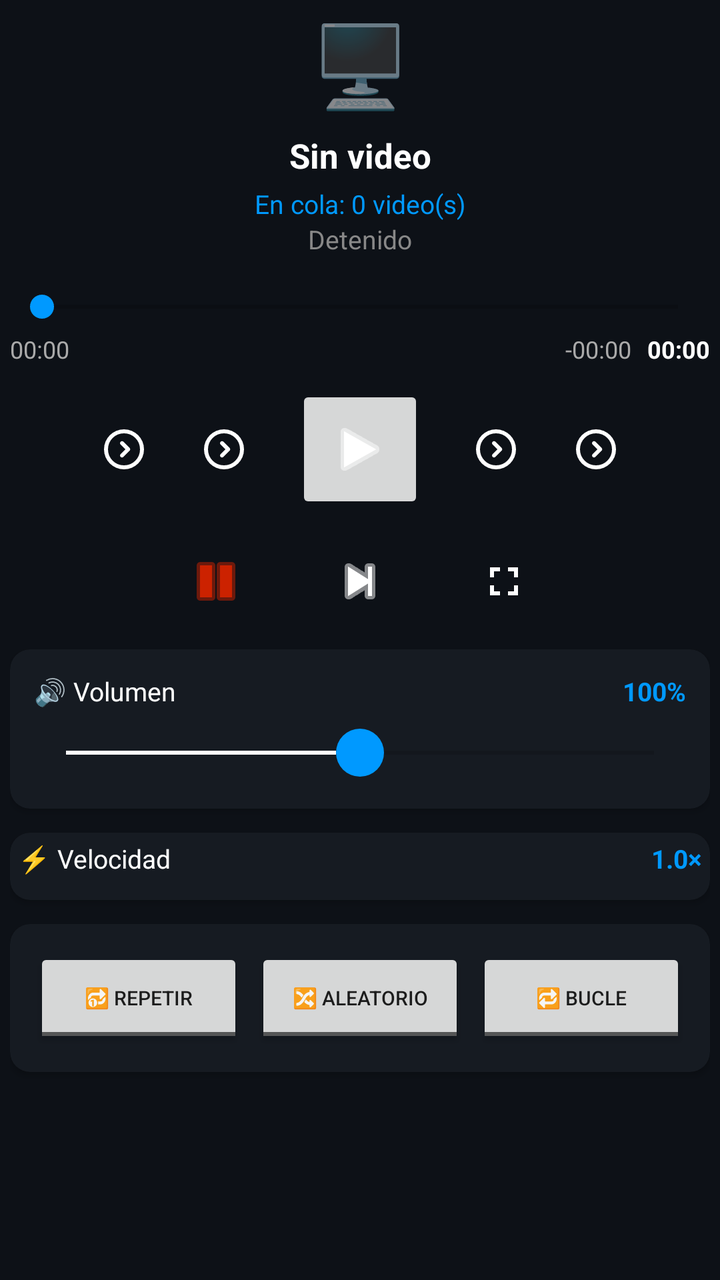
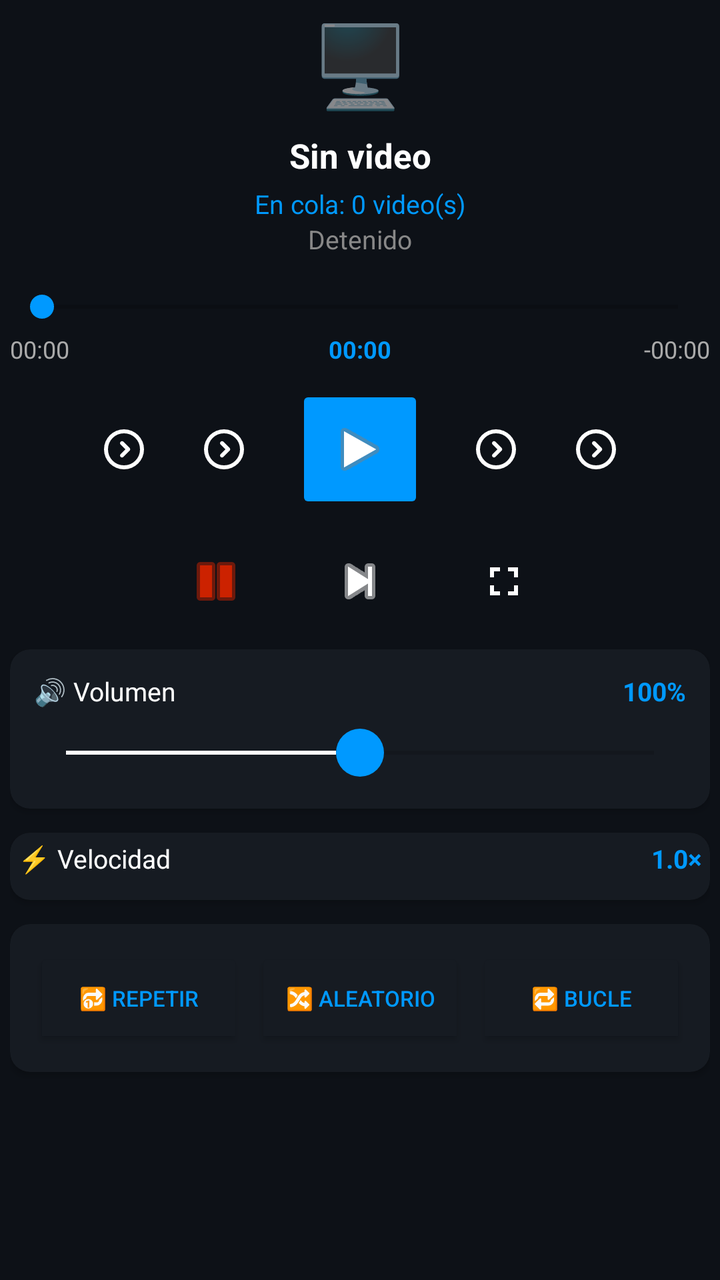

Before-and-after screenshots of an Android layout around one commit, followed by the original layout XML and the change that was made.
<!-- AndroidManifest.xml: application theme Theme.VideoControl -->
<!-- res/layout/fragment_player.xml -->
<?xml version="1.0" encoding="utf-8"?>
<ScrollView
    xmlns:android="http://schemas.android.com/apk/res/android"
    android:layout_width="match_parent"
    android:layout_height="match_parent"
    android:background="@color/bg_dark">

    <LinearLayout
        android:layout_width="match_parent"
        android:layout_height="wrap_content"
        android:orientation="vertical"
        android:padding="5dp">

        
        <TextView
            android:layout_width="match_parent"
            android:layout_height="wrap_content"
            android:text="🖥"
            android:textSize="40sp"
            android:gravity="center"
            android:layout_marginBottom="8dp" />

        
        <TextView
            android:id="@+id/nowPlayingTitle"
            android:layout_width="match_parent"
            android:layout_height="wrap_content"
            android:text="Sin video"
            android:textColor="@android:color/white"
            android:textSize="17sp"
            android:textStyle="bold"
            android:gravity="center"
            android:maxLines="2"
            android:ellipsize="end"
            android:layout_marginBottom="4dp"/>

        
        <TextView
            android:id="@+id/queueCountText"
            android:layout_width="match_parent"
            android:layout_height="wrap_content"
            android:text="En cola: 0 video(s)"
            android:textColor="@color/accent_blue"
            android:textSize="13sp"
            android:gravity="center"/>

        <TextView
            android:id="@+id/playerStateText"
            android:layout_width="match_parent"
            android:layout_height="wrap_content"
            android:text="Detenido"
            android:textColor="#888888"
            android:textSize="13sp"
            android:gravity="center"
            android:layout_marginBottom="16dp"/>

        
        <SeekBar
            android:id="@+id/progressSeekBar"
            android:layout_width="match_parent"
            android:layout_height="wrap_content"
            android:max="1000"
            android:progress="0"
            android:thumbTint="@color/accent_blue"
            android:progressTint="@color/white"
            android:layout_marginBottom="4dp"/>

        
        <LinearLayout
            android:layout_width="match_parent"
            android:layout_height="wrap_content"
            android:orientation="horizontal"
            android:layout_marginBottom="10dp">

            <TextView
                android:id="@+id/timeElapsed"
                android:layout_width="0dp"
                android:layout_height="wrap_content"
                android:layout_weight="1"
                android:text="00:00"
                android:textColor="#AAAAAA"
                android:textSize="12sp"/>

            <TextView
                android:id="@+id/timeRemaining"
                android:layout_width="wrap_content"
                android:layout_height="wrap_content"
                android:text="-00:00"
                android:textColor="#AAAAAA"
                android:textSize="12sp"
                android:layout_marginEnd="8dp"/>

            <TextView
                android:id="@+id/timeTotal"
                android:layout_width="wrap_content"
                android:layout_height="wrap_content"
                android:text="00:00"
                android:textColor="@android:color/white"
                android:textSize="12sp"
                android:textStyle="bold"/>
        </LinearLayout>

        
        <LinearLayout
            android:layout_width="match_parent"
            android:layout_height="wrap_content"
            android:orientation="horizontal"
            android:gravity="center"
            android:layout_marginBottom="10dp">

            
            <ImageButton
                android:id="@+id/btnSeekBack30"
                android:layout_width="52dp"
                android:layout_height="52dp"
                android:src="@drawable/ic_menu_play_clip"
                android:background="?attr/selectableItemBackgroundBorderless"
                android:tint="@android:color/white"
                android:contentDescription="-30s"/>

            
            <ImageButton
                android:id="@+id/btnSeekBack10"
                android:layout_width="48dp"
                android:layout_height="48dp"
                android:src="@drawable/ic_menu_play_clip"
                android:background="?attr/selectableItemBackgroundBorderless"
                android:tint="@android:color/white"
                android:contentDescription="-10s"/>

            
            <ImageButton
                android:id="@+id/btnPlayPause"
                android:layout_width="64dp"
                android:layout_height="64dp"
                android:src="@android:drawable/ic_media_play"
                android:tint="@android:color/white"
                android:layout_marginHorizontal="12dp"
                android:contentDescription="Play/Pausa"/>

            
            <ImageButton
                android:id="@+id/btnSeekFwd10"
                android:layout_width="48dp"
                android:layout_height="48dp"
                android:src="@drawable/ic_menu_play_clip"
                android:background="?attr/selectableItemBackgroundBorderless"
                android:tint="@android:color/white"
                android:contentDescription="+10s"/>

            
            <ImageButton
                android:id="@+id/btnSeekFwd30"
                android:layout_width="52dp"
                android:layout_height="52dp"
                android:src="@drawable/ic_menu_play_clip"
                android:background="?attr/selectableItemBackgroundBorderless"
                android:tint="@android:color/white"
                android:contentDescription="+30s"/>

        </LinearLayout>

        
        <LinearLayout
            android:layout_width="match_parent"
            android:layout_height="wrap_content"
            android:orientation="horizontal"
            android:gravity="center"
            android:layout_marginBottom="10dp">

            <ImageButton
                android:id="@+id/btnStop"
                android:layout_width="48dp"
                android:layout_height="48dp"
                android:src="@android:drawable/ic_media_pause"
                android:background="?attr/selectableItemBackgroundBorderless"
                android:tint="@color/accent_red"
                android:layout_marginHorizontal="12dp"
                android:contentDescription="Detener"/>

            <ImageButton
                android:id="@+id/btnNext"
                android:layout_width="48dp"
                android:layout_height="48dp"
                android:src="@android:drawable/ic_media_next"
                android:background="?attr/selectableItemBackgroundBorderless"
                android:tint="@android:color/white"
                android:layout_marginHorizontal="12dp"
                android:contentDescription="Siguiente"/>

            <ImageButton
                android:id="@+id/btnFullscreen"
                android:layout_width="48dp"
                android:layout_height="48dp"
                android:src="@drawable/ic_fullscreen"
                android:background="?attr/selectableItemBackgroundBorderless"
                android:tint="@android:color/white"
                android:layout_marginHorizontal="12dp"
                android:contentDescription="Pantalla completa"/>
        </LinearLayout>

        
        <androidx.cardview.widget.CardView
            xmlns:app="http://schemas.android.com/apk/res-auto"
            android:layout_width="match_parent"
            android:layout_height="wrap_content"
            android:layout_marginBottom="12dp"
            app:cardBackgroundColor="@color/card_dark"
            app:cardCornerRadius="10dp">

            <LinearLayout
                android:layout_width="match_parent"
                android:layout_height="wrap_content"
                android:orientation="vertical"
                android:padding="12dp">

                <LinearLayout
                    android:layout_width="match_parent"
                    android:layout_height="wrap_content"
                    android:orientation="horizontal"
                    android:gravity="center_vertical"
                    android:layout_marginBottom="6dp">

                    <TextView
                        android:layout_width="0dp"
                        android:layout_height="wrap_content"
                        android:layout_weight="1"
                        android:text="🔊 Volumen"
                        android:textColor="@android:color/white"
                        android:textSize="13sp"/>

                    <TextView
                        android:id="@+id/volumeValue"
                        android:layout_width="wrap_content"
                        android:layout_height="wrap_content"
                        android:text="100%"
                        android:textColor="@color/accent_blue"
                        android:textSize="13sp"
                        android:textStyle="bold"/>
                </LinearLayout>

                <SeekBar
                    android:id="@+id/volumeSeekBar"
                    android:layout_width="match_parent"
                    android:layout_height="wrap_content"
                    android:max="200"
                    android:progress="100"
                    android:thumb="@drawable/thumb_seekbar"
                    android:progressTint="@color/white"
                    android:minHeight="20dp"
                    android:layout_marginVertical="4dp"/>

            </LinearLayout>
        </androidx.cardview.widget.CardView>

        
        <androidx.cardview.widget.CardView
            xmlns:app="http://schemas.android.com/apk/res-auto"
            android:layout_width="match_parent"
            android:layout_height="wrap_content"
            android:layout_marginBottom="12dp"
            app:cardBackgroundColor="@color/card_dark"
            app:cardCornerRadius="10dp">

            <LinearLayout
                android:layout_width="match_parent"
                android:layout_height="wrap_content"
                android:orientation="vertical"
                android:padding="4dp">

                <LinearLayout
                    android:layout_width="match_parent"
                    android:layout_height="wrap_content"
                    android:orientation="horizontal"
                    android:gravity="center_vertical"
                    android:layout_marginBottom="8dp">

                    <TextView
                        android:layout_width="0dp"
                        android:layout_height="wrap_content"
                        android:layout_weight="1"
                        android:text="⚡ Velocidad"
                        android:textColor="@android:color/white"
                        android:textSize="13sp"/>

                    <TextView
                        android:id="@+id/rateValue"
                        android:layout_width="wrap_content"
                        android:layout_height="wrap_content"
                        android:text="1.0×"
                        android:textColor="@color/accent_blue"
                        android:textSize="13sp"
                        android:textStyle="bold"/>
                </LinearLayout>

                
                
            </LinearLayout>
        </androidx.cardview.widget.CardView>

        
        <androidx.cardview.widget.CardView
            xmlns:app="http://schemas.android.com/apk/res-auto"
            android:layout_width="match_parent"
            android:layout_height="wrap_content"
            android:layout_marginBottom="12dp"
            app:cardBackgroundColor="@color/card_dark"
            app:cardCornerRadius="10dp">

            <LinearLayout
                android:layout_width="match_parent"
                android:layout_height="wrap_content"
                android:orientation="horizontal"
                android:padding="12dp"
                android:gravity="center">

                <ToggleButton
                    android:id="@+id/btnRepeat"
                    android:layout_width="0dp"
                    android:layout_height="50dp"
                    android:layout_weight="1"
                    android:textOn="🔂 Repetir"
                    android:textOff="🔂 Repetir"
                    android:textSize="10sp"
                    android:layout_marginEnd="6dp"/>

                <ToggleButton
                    android:id="@+id/btnRandom"
                    android:layout_width="0dp"
                    android:layout_height="50dp"
                    android:layout_weight="1"
                    android:textOn="🔀 Aleatorio"
                    android:textOff="🔀 Aleatorio"
                    android:textSize="10sp"
                    android:layout_marginEnd="6dp"/>

                <ToggleButton
                    android:id="@+id/btnLoop"
                    android:layout_width="0dp"
                    android:layout_height="50dp"
                    android:layout_weight="1"
                    android:textOn="🔁 Bucle"
                    android:textOff="🔁 Bucle"
                    android:textSize="10sp"/>

            </LinearLayout>
        </androidx.cardview.widget.CardView>



    </LinearLayout>
</ScrollView>
<!-- resources referenced by this layout -->
<resources>
  <color name="accent_blue">#0099FF</color>
  <color name="accent_red">#CC2200</color>
  <color name="bg_dark">#0D1117</color>
  <color name="card_dark">#161B22</color>
  <color name="white">#FFFFFF</color>
  <!-- drawable ic_fullscreen (drawable) -->
  <?xml version="1.0" encoding="utf-8"?>
  <vector xmlns:android="http://schemas.android.com/apk/res/android"
      android:width="24dp" android:height="24dp"
      android:viewportWidth="24" android:viewportHeight="24">
    <path android:fillColor="@android:color/white"
        android:pathData="M7,14H5v5h5v-2H7v-3zM5,10h2V7h3V5H5v5zM17,17h-3v2h5v-5h-2v3zM14,5v2h3v3h2V5h-5z"/>
  </vector>
  <!-- drawable ic_menu_play_clip (drawable) -->
  <vector xmlns:android="http://schemas.android.com/apk/res/android" android:autoMirrored="true" android:height="24dp" android:tint="#000000" android:viewportHeight="960" android:viewportWidth="960" android:width="24dp">
        
      <path android:fillColor="@android:color/white" android:pathData="M507,480L412,575Q401,586 401,602.5Q401,619 412,631Q424,643 440.5,643Q457,643 469,631L592,508Q604,496 604,480Q604,464 592,452L468,328Q456,316 440,316.5Q424,317 412,329Q401,341 400.5,357Q400,373 412,385L507,480ZM480,880Q397,880 324,848.5Q251,817 197,763Q143,709 111.5,636Q80,563 80,480Q80,397 111.5,324Q143,251 197,197Q251,143 324,111.5Q397,80 480,80Q563,80 636,111.5Q709,143 763,197Q817,251 848.5,324Q880,397 880,480Q880,563 848.5,636Q817,709 763,763Q709,817 636,848.5Q563,880 480,880ZM480,800Q614,800 707,707Q800,614 800,480Q800,346 707,253Q614,160 480,160Q346,160 253,253Q160,346 160,480Q160,614 253,707Q346,800 480,800ZM480,480Q480,480 480,480Q480,480 480,480Q480,480 480,480Q480,480 480,480Q480,480 480,480Q480,480 480,480Q480,480 480,480Q480,480 480,480Z"/>
      
  </vector>
  <!-- drawable thumb_seekbar (drawable) -->
  <?xml version="1.0" encoding="utf-8"?>
  <shape xmlns:android="http://schemas.android.com/apk/res/android"
      android:shape="oval">
      <solid android:color="@color/accent_blue"/>
      <size
          android:width="24dp"
          android:height="24dp"/>
  </shape>
  <style name="Theme.VideoControl" parent="Theme.MaterialComponents.DayNight.NoActionBar">
          <item name="colorPrimary">@color/accent_blue</item>
          <item name="colorPrimaryVariant">@color/accent_blue</item>
          <item name="colorOnPrimary">@color/white</item>
          <item name="android:windowBackground">@color/bg_dark</item>
          <item name="android:statusBarColor">@color/bg_dark</item>
      </style>
</resources>

<!-- the commit's change to res/layout/fragment_player.xml (unified diff, before → after) -->
@@ -82,22 +82,26 @@
                 android:textSize="12sp"/>
 
             <TextView
+                android:id="@+id/timeTotal"
+                android:layout_width="0dp"
+                android:layout_height="wrap_content"
+                android:layout_weight="1"
+                android:text="00:00"
+                android:textSize="12sp"
+                android:textStyle="bold"
+                android:textColor="@color/accent_blue"
+                android:gravity="center"/>
+
+            <TextView
                 android:id="@+id/timeRemaining"
-                android:layout_width="wrap_content"
-                android:layout_height="wrap_content"
+                android:layout_width="0dp"
+                android:layout_height="wrap_content"
+                android:layout_weight="1"
                 android:text="-00:00"
                 android:textColor="#AAAAAA"
                 android:textSize="12sp"
-                android:layout_marginEnd="8dp"/>
-
-            <TextView
-                android:id="@+id/timeTotal"
-                android:layout_width="wrap_content"
-                android:layout_height="wrap_content"
-                android:text="00:00"
-                android:textColor="@android:color/white"
-                android:textSize="12sp"
-                android:textStyle="bold"/>
+                android:gravity="end"/>
+
         </LinearLayout>
 
         
@@ -133,8 +137,9 @@
                 android:id="@+id/btnPlayPause"
                 android:layout_width="64dp"
                 android:layout_height="64dp"
+                android:backgroundTint="@color/accent_blue"
+                android:textColor="@color/white"
                 android:src="@android:drawable/ic_media_play"
-                android:tint="@android:color/white"
                 android:layout_marginHorizontal="12dp"
                 android:contentDescription="Play/Pausa"/>
 
@@ -319,9 +324,12 @@
                     android:layout_width="0dp"
                     android:layout_height="50dp"
                     android:layout_weight="1"
+                    android:backgroundTint="@color/card_dark"
+                    android:textColor="@color/accent_blue"
                     android:textOn="🔂 Repetir"
                     android:textOff="🔂 Repetir"
-                    android:textSize="10sp"
+                    android:textSize="11sp"
+                    android:checked="false"
                     android:layout_marginEnd="6dp"/>
 
                 <ToggleButton
@@ -329,9 +337,12 @@
                     android:layout_width="0dp"
                     android:layout_height="50dp"
                     android:layout_weight="1"
+                    android:backgroundTint="@color/card_dark"
+                    android:textColor="@color/accent_blue"
                     android:textOn="🔀 Aleatorio"
                     android:textOff="🔀 Aleatorio"
-                    android:textSize="10sp"
+                    android:textSize="11sp"
+                    android:checked="false"
                     android:layout_marginEnd="6dp"/>
 
                 <ToggleButton
@@ -339,9 +350,12 @@
                     android:layout_width="0dp"
                     android:layout_height="50dp"
                     android:layout_weight="1"
+                    android:backgroundTint="@color/card_dark"
+                    android:textColor="@color/accent_blue"
                     android:textOn="🔁 Bucle"
                     android:textOff="🔁 Bucle"
-                    android:textSize="10sp"/>
+                    android:textSize="11sp"
+                    android:checked="false"/>
 
             </LinearLayout>
         </androidx.cardview.widget.CardView>
